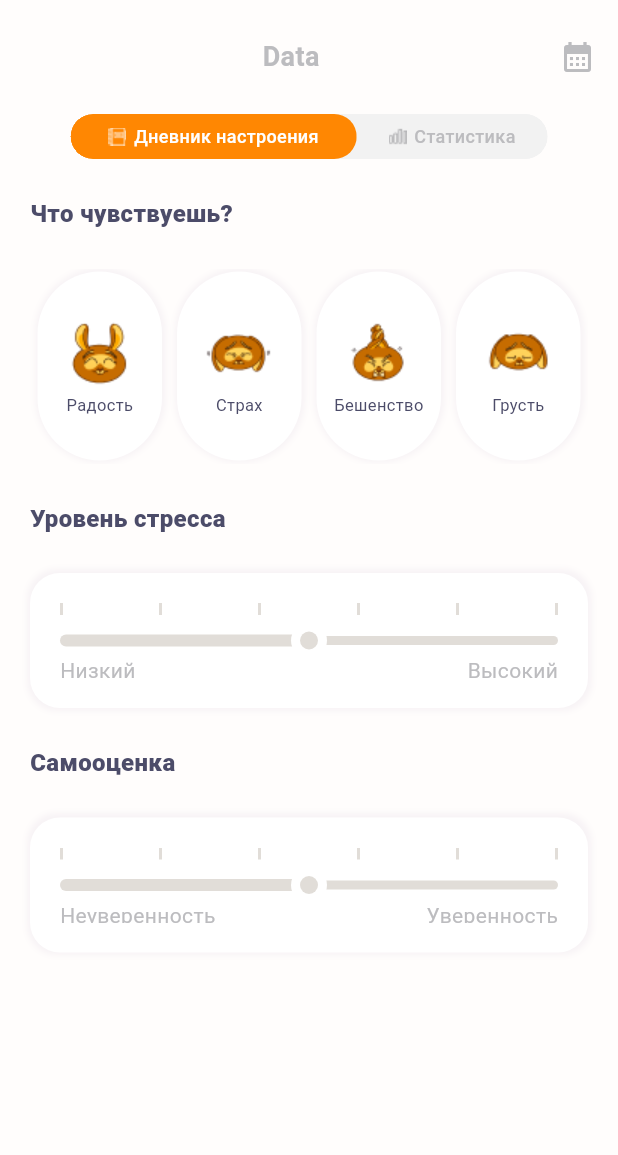
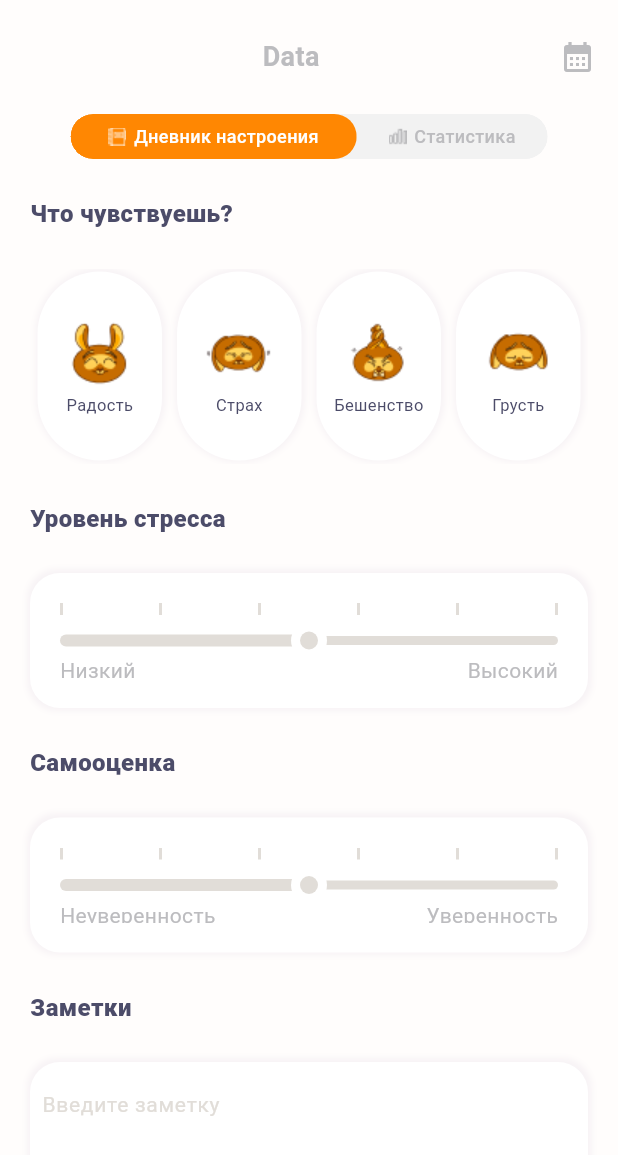
Before and after one commit to malerco/evm_test_task, a Flutter app: the screen it shows after launch, on a phone screen of 412 x 824 dp. Shown: the top 1155 px of the screen. Run offline on Flutter 3.47's test engine with Material 3 defaults, Android fonts, the phone set to English and light mode, and no system bars.

```diff
--- a/lib/ui/screens/main_screen/main_screen.dart
+++ b/lib/ui/screens/main_screen/main_screen.dart
@@ -29,7 +29,7 @@ class _MainScreenState extends State<MainScreen> {
 
               _SelfRatingWidget(),
 
-
+              _NotesWidget(),
             ],
           ),
         ),
@@ -403,3 +403,53 @@ class _SelfRatingWidget extends StatelessWidget {
     );
   }
 }
+
+class _NotesWidget extends StatelessWidget {
+  const _NotesWidget({super.key});
+
+  @override
+  Widget build(BuildContext context) {
+    final model = context.read<MainScreenViewModel>();
+    return Padding(
+      padding: const EdgeInsets.symmetric(horizontal: 20.0, vertical: 0),
+      child: Column(
+        crossAxisAlignment: CrossAxisAlignment.start,
+        children: [
+          Text('Заметки', style: TextStyle(color: Color.fromRGBO(76, 76, 105, 1), fontSize: 16, fontWeight: FontWeight.w800),),
+
+          SizedBox(height: 25,),
+
+          Container(
+            decoration: BoxDecoration(
+              borderRadius: BorderRadius.circular(20),
+              color: Color.fromRGBO(255, 255, 255, 1),
+              boxShadow: [
+                BoxShadow(
+                  color: Color.fromRGBO(182, 161, 192, 0.11),
+                  spreadRadius: 2,
+                  blurRadius: 3,
+                  offset: Offset(0.5, -0.5),
+                ),
+              ],
+            ),
+            child: Padding(
+              padding: const EdgeInsets.all(8.0),
+              child: TextField(
+                 decoration: InputDecoration(
+                     border: InputBorder.none,
+                   hintText: 'Введите заметку',
+                   hintStyle: TextStyle(fontSize: 14, fontWeight: FontWeight.w400, color: Color.fromRGBO(225, 221, 216, 1))
+                 ),
+                minLines: 4,
+                maxLines: 4,
+                onChanged: (value) {
+                  model.notes = value;
+                },
+              ),
+            ),
+          ),
+        ],
+      ),
+    );
+  }
+}
--- a/lib/ui/screens/main_screen/main_screen_view_model.dart
+++ b/lib/ui/screens/main_screen/main_screen_view_model.dart
@@ -9,6 +9,8 @@ class MainScreenViewModel extends ChangeNotifier{
   var _stressLevel = -1.0;
 
   var _selfRating = -1.0;
+
+  var _notes = '';
 
   List<String> get feelingWithIconAssetsPath => _feelingWithIconAssetsPath.toList();
 
@@ -22,6 +24,12 @@ class MainScreenViewModel extends ChangeNotifier{
     _stressLevel = value;
   }
 
+  get notes => _notes;
+
+  set notes(value) {
+    _notes = value;
+  }
+
   get selfRating => _selfRating;
 
   set selfRating(value) {
```
